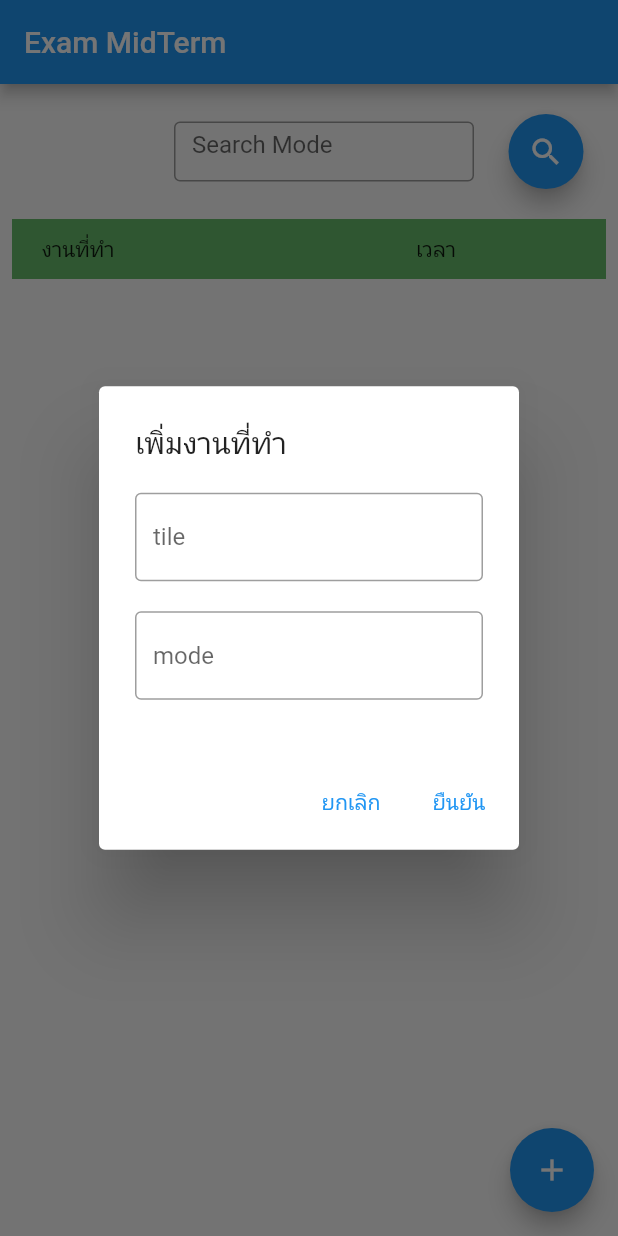
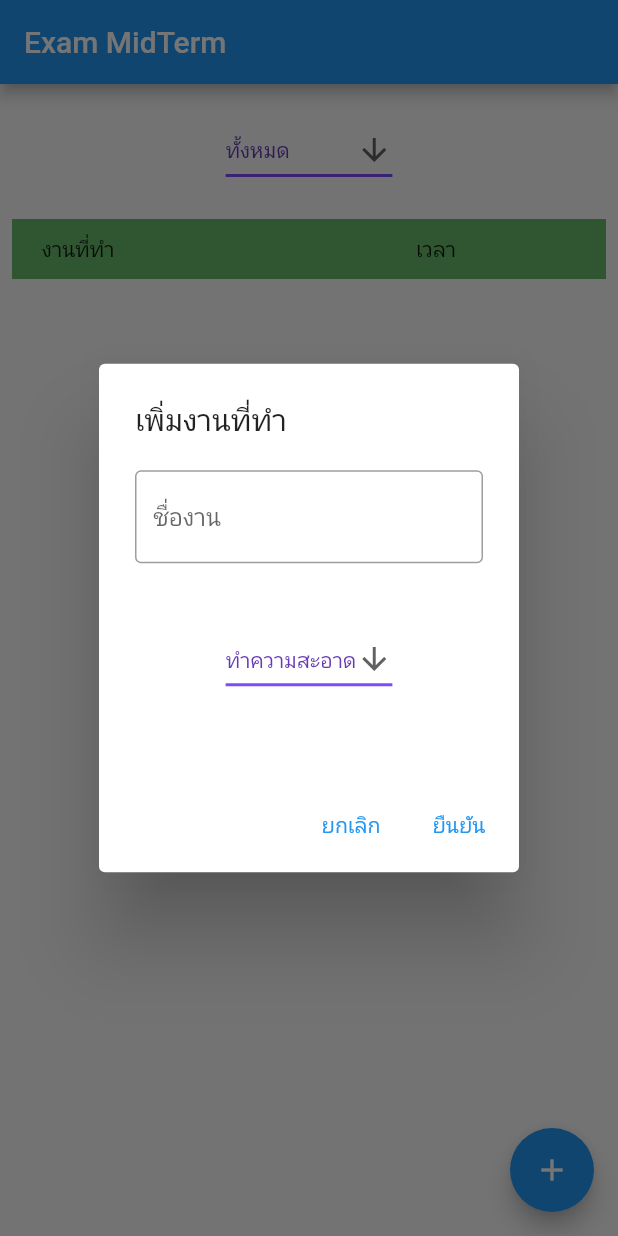
Before and after one commit to 6210110334/exam-mid, a Flutter app: the screen it shows after launch, after a tap on the "add" icon, on a phone screen of 412 x 824 dp. Run offline on Flutter 3.47's test engine with Material 2 defaults, Android fonts, the phone set to English and light mode, and no system bars; our stand-ins replace hive, hive_flutter; accounts and stored records are empty.

Commit message:
dropdown

```diff
--- a/lib/screens/detail_last_time_page.dart
+++ b/lib/screens/detail_last_time_page.dart
@@ -12,7 +12,8 @@ class DetailLastTimePage extends StatelessWidget {
       appBar: AppBar(
         title: Text(lastTime.title),
       ),
-      body: Container(
+      body: Center(
+        child: Container(
           margin: EdgeInsets.all(20),
           child: Column(
             children: [
@@ -31,7 +32,9 @@ class DetailLastTimePage extends StatelessWidget {
                   SizedBox(
                     width: 40,
                   ),
-                Text(DateFormat('dd/MM/yyyy').format(lastTime.time).toString()),
+                  Text(DateFormat('dd/MM/yyyy')
+                      .format(lastTime.time)
+                      .toString()),
                 ],
               ),
               Row(
@@ -46,6 +49,7 @@ class DetailLastTimePage extends StatelessWidget {
             ],
           ),
         ),
+      ),
     );
   }
 }
--- a/lib/screens/last_time_page.dart
+++ b/lib/screens/last_time_page.dart
@@ -12,7 +12,7 @@ class LastTimePage extends StatefulWidget {
 }
 
 class LastTimeState extends State<LastTimePage> {
-  final TextEditingController _filter = new TextEditingController();
+  String dropdown = 'ทั้งหมด';
 
   @override
   void dispose() {
@@ -30,37 +30,41 @@ class LastTimeState extends State<LastTimePage> {
         body: ValueListenableBuilder<Box<LastTime>>(
             valueListenable: Boxes.getLastTime().listenable(),
             builder: (context, box, _) {
-              final listLastTime = box.values.toList().cast<LastTime>();
-              return Column(children: [
+              final data = box.values.toList().cast<LastTime>();
+              final listLastTime = <LastTime>[];
+              listLastTime.addAll(data);
+              listLastTime.sort((b, a) => a.time.compareTo(b.time));
+
+              return Center(
+                child: Column(children: [
                   Container(
                       height: 50,
                       margin: EdgeInsets.all(20),
-                  child: Row(
-                    mainAxisAlignment: MainAxisAlignment.end,
-                    children: [
-                      Container(
-                        height: 40,
-                        width: 200,
-                        child: TextField(
-                          controller: _filter,
-                          decoration: InputDecoration(
-                              border: OutlineInputBorder(),
-                              hintText: 'Search Mode'),
+                      child: DropdownButton<String>(
+                        value: dropdown,
+                        icon: const Icon(Icons.arrow_downward),
+                        style: const TextStyle(color: Colors.deepPurple),
+                        underline: Container(
+                          height: 2,
+                          color: Colors.deepPurpleAccent,
                         ),
-                      ),
-                      SizedBox(
-                        width: 20,
-                      ),
-                      FloatingActionButton(
-                        onPressed: () {
-                          // Add your onPressed code here!
+                        onChanged: (String? newValue) {
+                          setState(() {
+                            dropdown = newValue!;
+                          });
                         },
-                        child:
-                            Icon(IconData(0xe567, fontFamily: 'MaterialIcons')),
-                      )
-                    ],
-                  ),
-                ),
+                        items: <String>[
+                          'ทั้งหมด',
+                          'ทำความสะอาด',
+                          'ซื้อของใช้',
+                          'ดูแลสวนครัว'
+                        ].map<DropdownMenuItem<String>>((String value) {
+                          return DropdownMenuItem<String>(
+                            value: value,
+                            child: Text(value),
+                          );
+                        }).toList(),
+                      )),
                   Container(
                     height: 40,
                     color: Colors.green[400],
@@ -116,8 +120,8 @@ class LastTimeState extends State<LastTimePage> {
                                             onPressed: () {
                                               showDialog(
                                                   context: context,
-                                                builder: (BuildContext
-                                                        context) =>
+                                                  builder:
+                                                      (BuildContext context) =>
                                                           AlertDialog(
                                                             title: Text(
                                                                 'ต้องการลบหรือไม่'),
@@ -125,7 +129,8 @@ class LastTimeState extends State<LastTimePage> {
                                                               TextButton(
                                                                 child: const Text(
                                                                     'ยกเลิก'),
-                                                          onPressed: () async {
+                                                                onPressed:
+                                                                    () async {
                                                                   Navigator.pop(
                                                                       context);
                                                                 },
@@ -133,7 +138,8 @@ class LastTimeState extends State<LastTimePage> {
                                                               TextButton(
                                                                 child: const Text(
                                                                     'ยืนยัน'),
-                                                          onPressed: () async {
+                                                                onPressed:
+                                                                    () async {
                                                                   await lastTime
                                                                       .delete();
                                                                   Navigator.pop(
@@ -150,36 +156,61 @@ class LastTimeState extends State<LastTimePage> {
                                   ),
                                 );
                               }))
-              ]);
+                ]),
+              );
             }),
         floatingActionButton: FloatingActionButton(
           child: const Icon(Icons.add),
           tooltip: 'เพิ่มงาน',
           onPressed: () async {
             TextEditingController title = new TextEditingController();
-            TextEditingController mode = new TextEditingController();
+
+            String chooseDropdown = 'ทำความสะอาด';
 
             showDialog(
                 context: context,
                 builder: (BuildContext context) => AlertDialog(
                       title: Text('เพิ่มงานที่ทำ'),
                       content: Container(
-                        height: 150,
+                        height: 180,
                         child: Column(
                           children: [
                             TextField(
                               controller: title,
                               decoration: InputDecoration(
                                   border: OutlineInputBorder(),
-                                  hintText: 'tile'),
+                                  hintText: 'ชื่องาน'),
                             ),
                             SizedBox(height: 20),
-                            TextField(
-                              controller: mode,
-                              decoration: InputDecoration(
-                                  border: OutlineInputBorder(),
-                                  hintText: 'mode'),
+                            Container(
+                                height: 50,
+                                margin: EdgeInsets.all(20),
+                                child: DropdownButton<String>(
+                                  value: chooseDropdown,
+                                  icon: const Icon(Icons.arrow_downward),
+                                  style:
+                                      const TextStyle(color: Colors.deepPurple),
+                                  underline: Container(
+                                    height: 2,
+                                    color: Colors.deepPurpleAccent,
                                   ),
+                                  onChanged: (String? newValue) {
+                                    setState(() {
+                                      chooseDropdown = newValue!;
+                                    });
+                                  },
+                                  items: <String>[
+                                    'ทำความสะอาด',
+                                    'ซื้อของใช้',
+                                    'ดูแลสวนครัว'
+                                  ].map<DropdownMenuItem<String>>(
+                                      (String value) {
+                                    return DropdownMenuItem<String>(
+                                      value: value,
+                                      child: Text(value),
+                                    );
+                                  }).toList(),
+                                ))
                           ],
                         ),
                       ),
@@ -193,7 +224,7 @@ class LastTimeState extends State<LastTimePage> {
                         TextButton(
                           child: const Text('ยืนยัน'),
                           onPressed: () async {
-                            await addLastTime(title.text, mode.text);
+                            await addLastTime(title.text, chooseDropdown);
                             Navigator.pop(context);
                           },
                         ),
```
Lines whose indentation alone changed are shown as unchanged.
